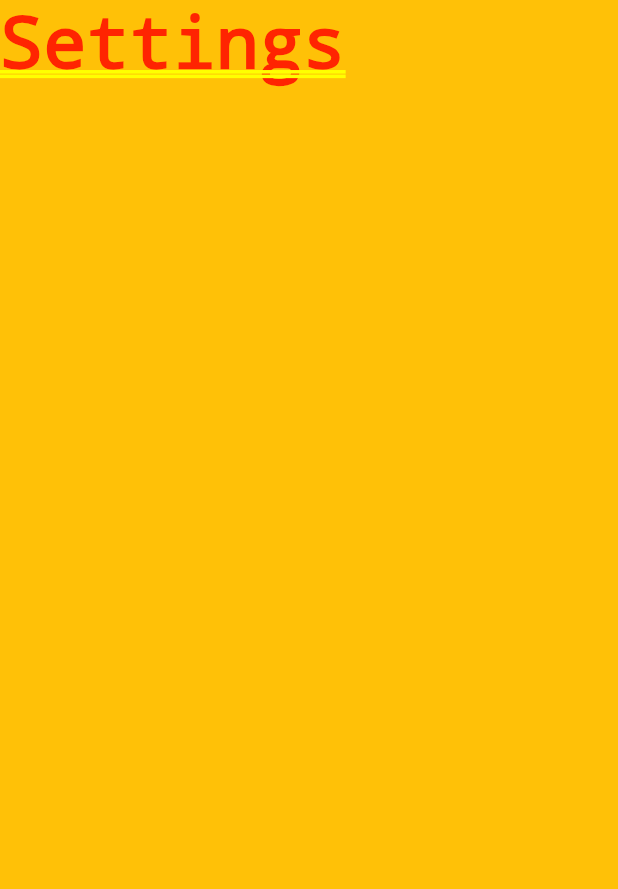
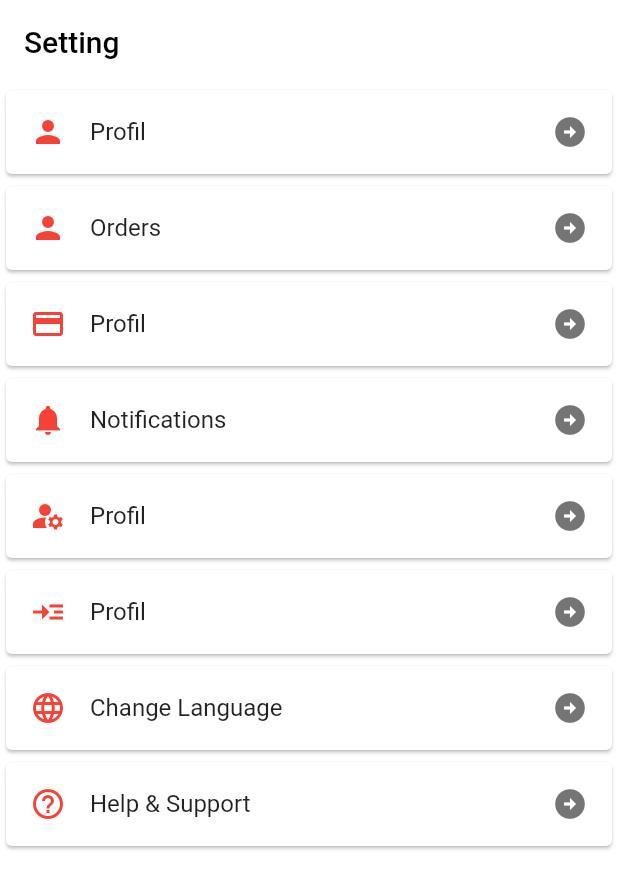
Before and after one commit to nemet92/Shopping_app, a Flutter app: the screen it shows after launch, item 4 of the bottom bar chosen, on a phone screen of 412 x 824 dp. Shown: the top 889 px of the screen. Run offline on Flutter 3.47's test engine with Material 2 defaults, Android fonts, the light colour scheme and no system bars; our stand-ins replace dio, firebase_core, flutter_mobx, flutter_screenutil, introduction_screen, mobx; missing offline and left inert: kartal; accounts and stored records are empty; generated files the repository leaves out were written again.

Commit message:
Setting page

```diff
--- a/shoppinapp/lib/feture/ui/screen/home/home.dart
+++ b/shoppinapp/lib/feture/ui/screen/home/home.dart
@@ -41,10 +41,8 @@ class _HomePageState extends State<HomePage> {
             BottomNavigationBarItem(
               label: "Settings",
               icon: GestureDetector(
-                onTap: () => Navigator.pushReplacement(
-                    context,
-                    MaterialPageRoute(
-                        builder: (context) => const SettingsPage())),
+                onTap: () => Navigator.pushReplacement(context,
+                    MaterialPageRoute(builder: (context) => SettingsPage())),
                 child: const Icon(
                   Icons.home,
                 ),
--- a/shoppinapp/lib/feture/ui/screen/settings/settings.dart
+++ b/shoppinapp/lib/feture/ui/screen/settings/settings.dart
@@ -1,13 +1,91 @@
 import 'package:flutter/material.dart';
 
 class SettingsPage extends StatelessWidget {
-  const SettingsPage({super.key});
+  SettingsPage({
+    super.key,
+  });
+  late Function() onPressed;
+  Icon? trailingIcon;
+  Icon? leadingIcon;
+  Text? title;
+  @override
+  Widget build(BuildContext context) {
+    return Scaffold(
+        appBar: AppBar(
+          backgroundColor: Colors.transparent,
+          elevation: 0,
+          title: const Text(
+            "Setting",
+            style: TextStyle(color: Colors.black),
+          ),
+        ),
+        body: ListView(
+          children: [
+            CustomCard(
+                onPressed: () {},
+                leadingIcon: const Icon(Icons.person),
+                title: const Text("Profil")),
+            CustomCard(
+                onPressed: () {},
+                leadingIcon: const Icon(Icons.person),
+                title: const Text("Orders")),
+            CustomCard(
+                onPressed: () {},
+                leadingIcon: const Icon(Icons.payment),
+                title: const Text("Profil")),
+            CustomCard(
+                onPressed: () {},
+                leadingIcon: const Icon(Icons.notifications),
+                title: const Text("Notifications")),
+            CustomCard(
+                onPressed: () {},
+                leadingIcon: const Icon(Icons.manage_accounts),
+                title: const Text("Profil")),
+            CustomCard(
+                onPressed: () {},
+                leadingIcon: const Icon(Icons.read_more),
+                title: const Text("Profil")),
+            CustomCard(
+                onPressed: () {},
+                leadingIcon: const Icon(Icons.language),
+                title: const Text("Change Language")),
+            CustomCard(
+                onPressed: () {},
+                leadingIcon: const Icon(Icons.help_outline),
+                title: const Text("Help & Support")),
+          ],
+        ));
+  }
+}
+
+class CustomCard extends StatelessWidget {
+  const CustomCard({
+    super.key,
+    required this.onPressed,
+    required this.leadingIcon,
+    required this.title,
+  });
+
+  final Function() onPressed;
+  final Icon? leadingIcon;
+  final Text? title;
 
   @override
   Widget build(BuildContext context) {
-    return Container(
-      color: Colors.amber,
-      child: const Text("Settings"),
+    return Card(
+      child: ListTile(
+        iconColor: Colors.red,
+        onTap: onPressed,
+        minLeadingWidth: 1,
+        trailing: const Icon(
+          Icons.arrow_circle_right,
+          color: Colors.black54,
+        ),
+        leading: leadingIcon,
+        title: title,
+      ),
     );
   }
 }
+
+Function? onPressed;
```
